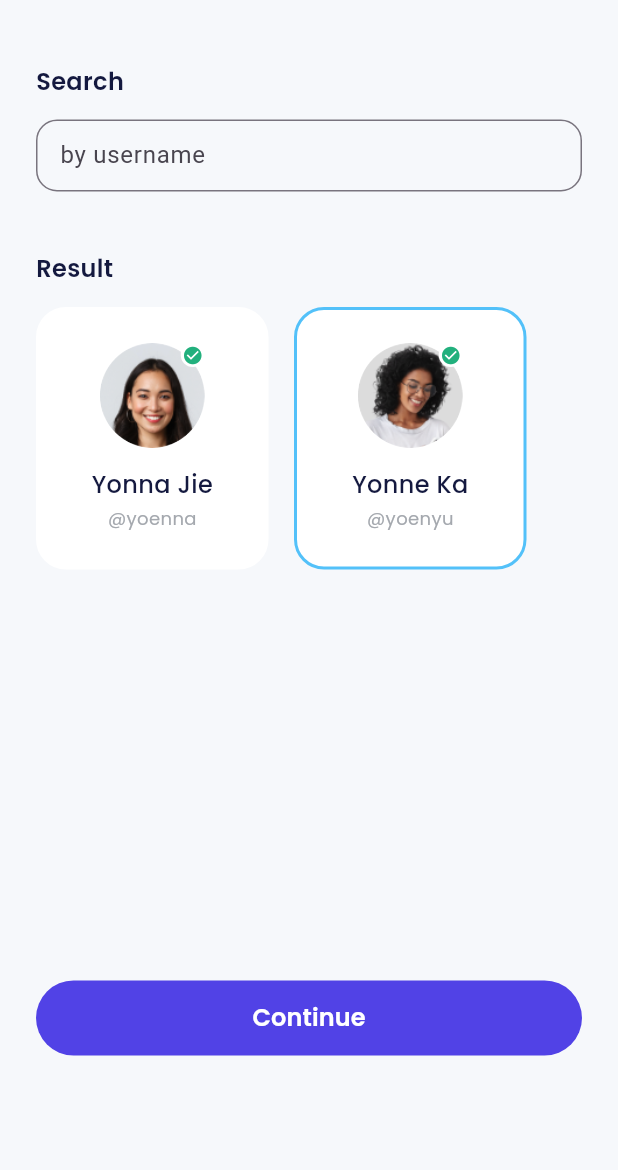
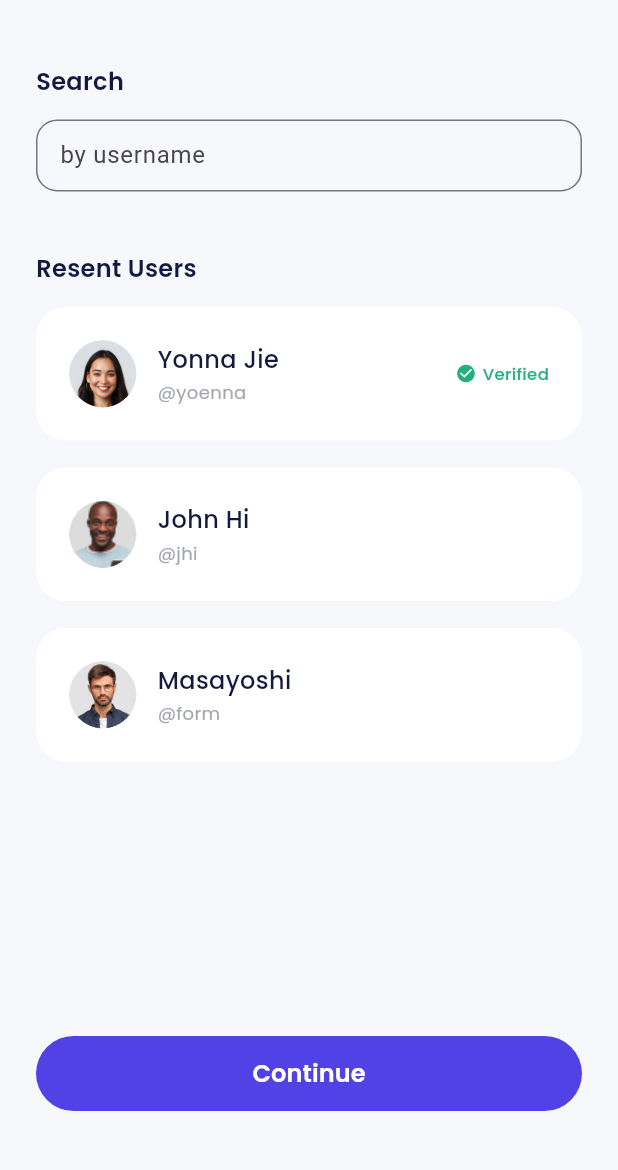
Before and after one commit to nioke-dev/bank_sha-by-nioke, a Flutter app: the TransferPage screen opened by its route, on a phone screen of 412 x 824 dp, the part 65-1235 px from its top. Run offline on Flutter 3.47's test engine with Material 3 defaults, Android fonts, the phone set to English and light mode, and no system bars; our stand-ins replace another_flushbar, bloc, carousel_slider, equatable, flutter_bloc, flutter_secure_storage and 2 more; accounts and stored records are empty.

Commit message:
feat:membuat service untuk get users

```diff
--- a/lib/ui/pages/transfer_page.dart
+++ b/lib/ui/pages/transfer_page.dart
@@ -38,22 +38,23 @@ class TransferPage extends StatelessWidget {
             title: 'by username',
             isShowTitle: false,
           ),
-          // buildRecentUsers(),
-          buildResultUsers(),
+          buildRecentUsers(),
+          // buildResultUsers(),
           const SizedBox(
             height: 274,
           ),
-          CustomFilledButton(
-            title: 'Continue',
-            onPressed: () {
-              Navigator.pushNamed(context, '/transfer-amount');
-            },
-          ),
-          const SizedBox(
-            height: 50,
-          ),
         ],
       ),
+      floatingActionButton: Container(
+        margin: const EdgeInsets.all(24),
+        child: CustomFilledButton(
+          title: 'Continue',
+          onPressed: () {
+            Navigator.pushNamed(context, '/transfer-amount');
+          },
+        ),
+      ),
+      floatingActionButtonLocation: FloatingActionButtonLocation.centerFloat,
     );
   }
 
```
Also changed, not shown: lib/services/user_service.dart (+49 -0 lines).
